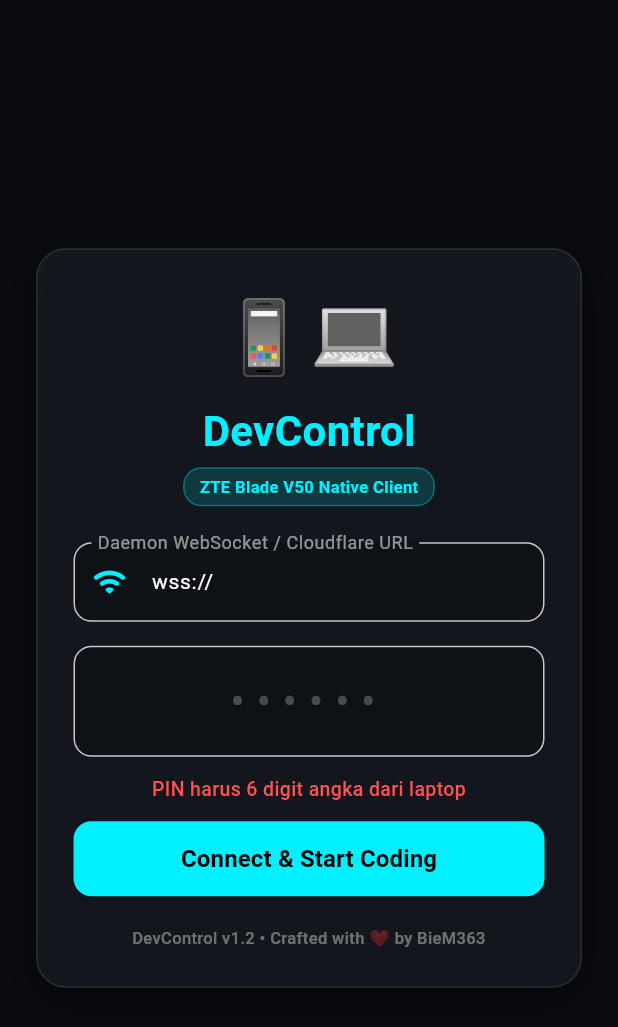
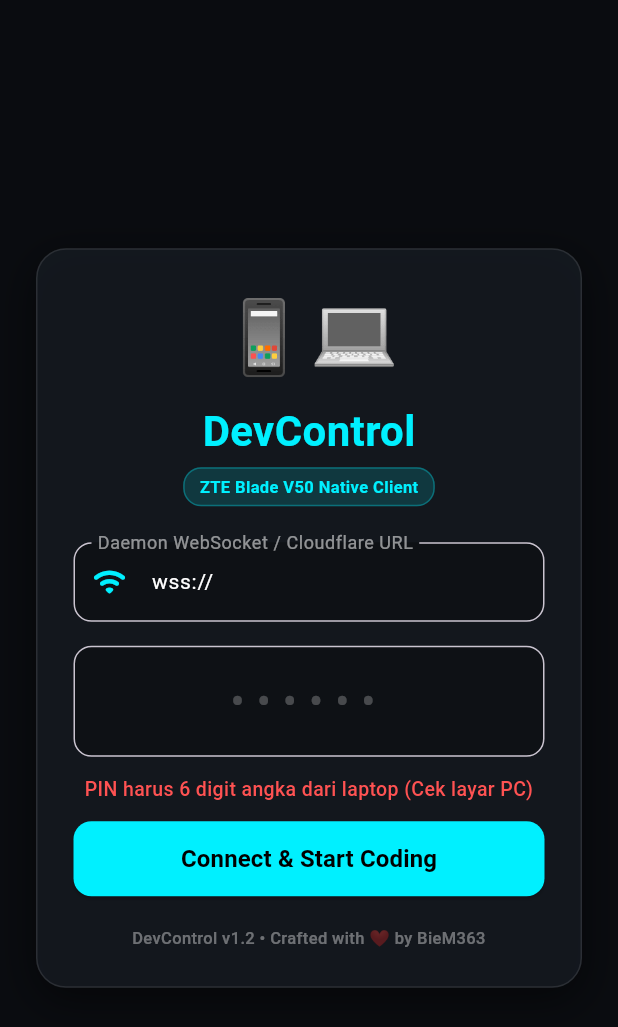
Before and after one commit to BieM363/devcontrol-remote-pc, a Flutter app: the screen it shows after launch, after a tap on "Connect & Start Coding", on a phone screen of 412 x 824 dp. Shown: the top 1027 px of the screen. Run offline on Flutter 3.47's test engine with Material 3 defaults, Android fonts, the phone set to English and light mode, and no system bars; our stand-ins replace shared_preferences; Roboto replaces fonts that are missing (Fira Code).

Commit message:
fix: increase connection timeout to 25s and clean trailing slashes in connect screen

```diff
--- a/mobile_client_flutter/lib/views/connect_screen.dart
+++ b/mobile_client_flutter/lib/views/connect_screen.dart
@@ -68,13 +68,15 @@
 
     if (pin.length != 6) {
       setState(() {
-        _errorMessage = "PIN harus 6 digit angka dari laptop";
+        _errorMessage = "PIN harus 6 digit angka dari laptop (Cek layar PC)";
       });
       return;
     }
 
-    // Clean raw URL (remove angle brackets, quotes, whitespace, https/http prefix)
-    rawUrl = rawUrl.replaceAll("<", "").replaceAll(">", "").replaceAll('"', '').trim();
+    // Clean raw URL (remove angle brackets, quotes, whitespace, trailing slashes, http/https prefix)
+    rawUrl = rawUrl.replaceAll("<", "").replaceAll(">", "").replaceAll('"', '').replaceAll("'", "").trim();
+    rawUrl = rawUrl.replaceAll(RegExp(r'/+$'), ''); // Remove any trailing slashes
+
     if (rawUrl.startsWith("https://")) {
       rawUrl = rawUrl.replaceFirst("https://", "wss://");
     } else if (rawUrl.startsWith("http://")) {
@@ -96,12 +98,12 @@
     _authSubscription?.cancel();
     _timeoutTimer?.cancel();
 
-    // 8 Seconds Connection Timeout Safety
-    _timeoutTimer = Timer(const Duration(seconds: 8), () {
+    // 25 Seconds Connection Timeout for reliable 4G cellular & Cloudflare Tunnel handshakes
+    _timeoutTimer = Timer(const Duration(seconds: 25), () {
       if (mounted && _isLoading) {
         setState(() {
           _isLoading = false;
-          _errorMessage = "Koneksi RTO (Timeout)! Periksa URL / Tunnel.";
+          _errorMessage = "Koneksi RTO (Timeout)! Periksa apakah link tunnel di PC masih aktif atau coba gunakan IP Wi-Fi lokal.";
         });
         _service.disconnect();
       }
@@ -123,7 +125,7 @@
           } else {
             setState(() {
               _isLoading = false;
-              _errorMessage = authResult['message'] ?? "PIN Keamanan Salah!";
+              _errorMessage = authResult['message'] ?? "PIN Keamanan Salah! Cek PIN terbaru di laptop.";
             });
             _service.disconnect();
           }
@@ -134,11 +136,12 @@
       if (mounted) {
         setState(() {
           _isLoading = false;
-          _errorMessage = "Gagal terhubung! Pastikan URL memiliki wss://";
+          _errorMessage = "Gagal terhubung! Pastikan format URL benar (contoh: wss://...trycloudflare.com)";
         });
       }
     }
   }
+
 
   @override
   Widget build(BuildContext context) {
```
